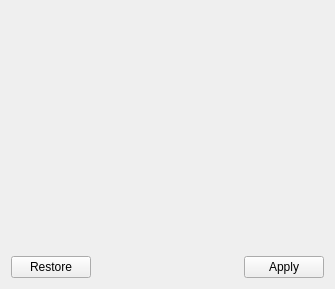
The window that src/widgets/cameracontrolswidget.ui (GuLinux/PlanetaryImager) describes before a commit, drawn with Qt 5.
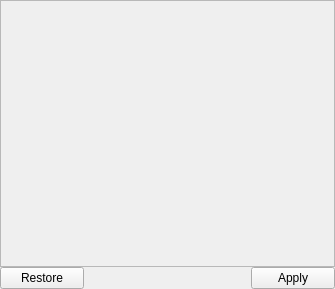
The same window after the commit.

Commit message: Auto select proper decimal number

The edit to the form file:
```diff
--- a/src/widgets/cameracontrolswidget.ui
+++ b/src/widgets/cameracontrolswidget.ui
@@ -14,6 +14,21 @@
    <string>Form</string>
   </property>
   <layout class="QGridLayout" name="gridLayout">
+   <property name="leftMargin">
+    <number>0</number>
+   </property>
+   <property name="topMargin">
+    <number>0</number>
+   </property>
+   <property name="rightMargin">
+    <number>0</number>
+   </property>
+   <property name="bottomMargin">
+    <number>0</number>
+   </property>
+   <property name="spacing">
+    <number>0</number>
+   </property>
    <item row="1" column="0">
     <widget class="QPushButton" name="restore">
      <property name="text">
@@ -21,14 +36,14 @@
      </property>
     </widget>
    </item>
-   <item row="1" column="5">
+   <item row="1" column="3">
     <widget class="QPushButton" name="apply">
      <property name="text">
       <string>Apply</string>
      </property>
     </widget>
    </item>
-   <item row="1" column="1" colspan="4">
+   <item row="1" column="1" colspan="2">
     <spacer name="horizontalSpacer">
      <property name="orientation">
       <enum>Qt::Horizontal</enum>
@@ -41,8 +56,27 @@
      </property>
     </spacer>
    </item>
-   <item row="0" column="0" colspan="6">
-    <widget class="QWidget" name="controls_box" native="true"/>
+   <item row="0" column="0" colspan="4">
+    <widget class="QScrollArea" name="controls_box_area">
+     <property name="widgetResizable">
+      <bool>true</bool>
+     </property>
+     <widget class="QWidget" name="scrollAreaWidgetContents">
+      <property name="geometry">
+       <rect>
+        <x>0</x>
+        <y>0</y>
+        <width>331</width>
+        <height>251</height>
+       </rect>
+      </property>
+      <layout class="QGridLayout" name="gridLayout_2">
+       <item row="0" column="0">
+        <widget class="QWidget" name="controls_box" native="true"/>
+       </item>
+      </layout>
+     </widget>
+    </widget>
    </item>
   </layout>
  </widget>
```
The commit also changes 2 other files.
